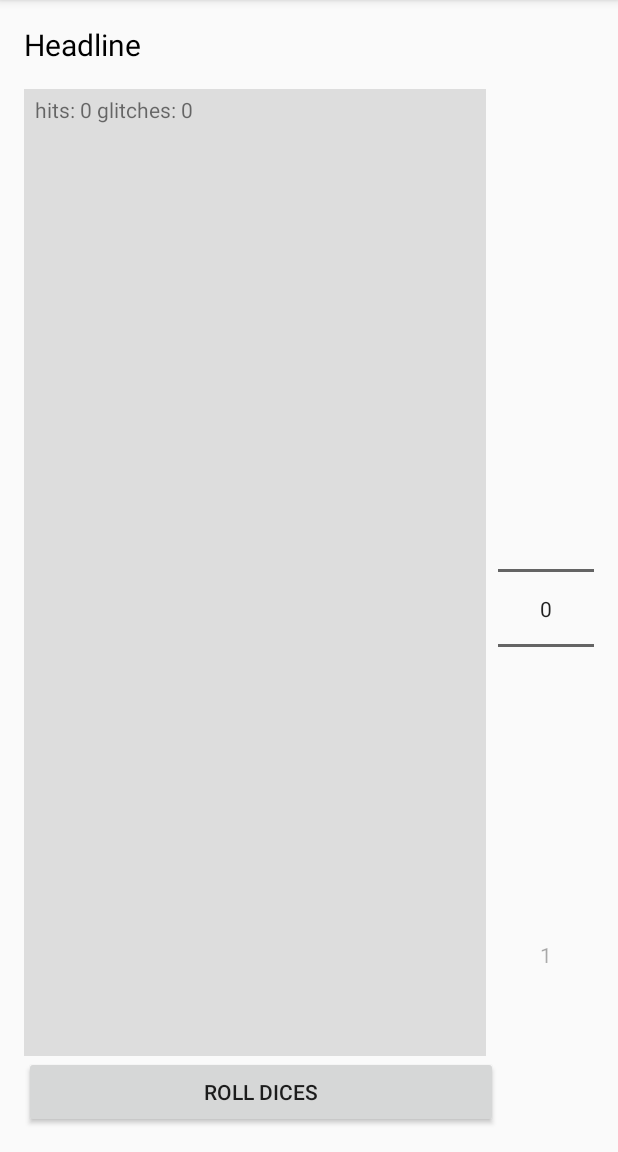
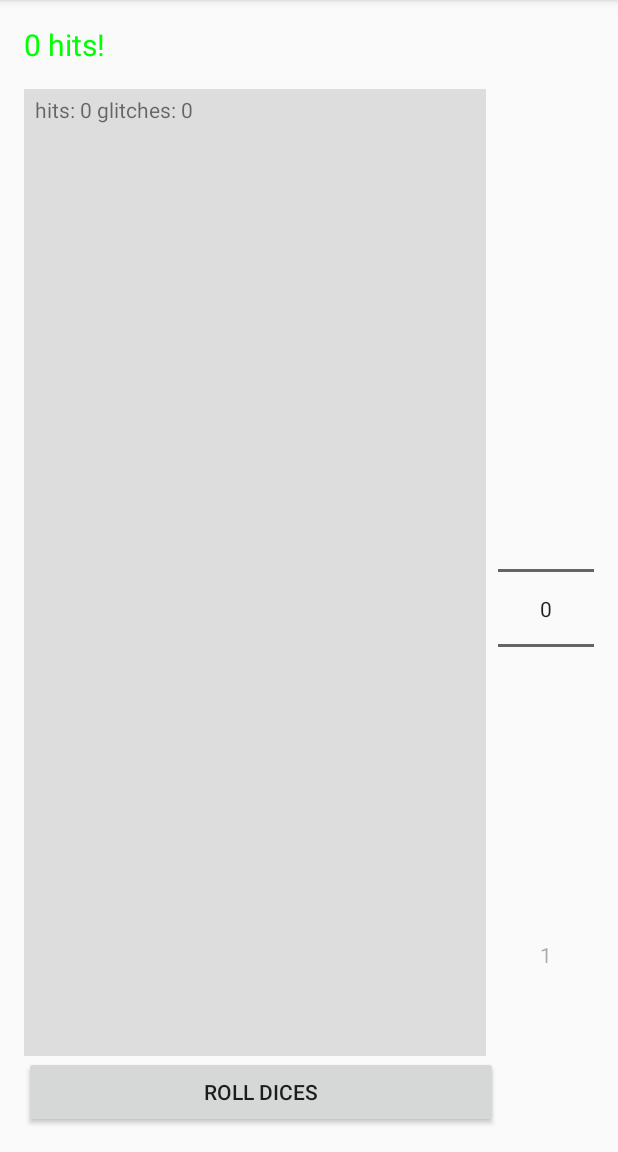
Before and after one commit to Harry-R/shadowdice, an Android app: the screen it shows after launch (MainActivity), after a tap on "ROLL DICES", on a phone screen of 412 x 824 dp, the part 84-1236 px from its top. Run offline under Robolectric (Android 15) with nearby library versions, the phone set to English and light mode, and no system bars.

Commit message:
write result to headline

```diff
--- a/app/src/main/java/de/harryr/shadowdice/MainActivity.java
+++ b/app/src/main/java/de/harryr/shadowdice/MainActivity.java
@@ -1,5 +1,6 @@
 package de.harryr.shadowdice;
 
+import android.graphics.Color;
 import android.support.v7.app.AppCompatActivity;
 import android.os.Bundle;
 import android.view.View;
@@ -13,6 +14,7 @@ public class MainActivity extends AppCompatActivity {
     // declare UI elements
     NumberPicker numpicker;
     TextView txtv_content;
+    TextView txtv_headline;
 
     /**
      * Called on App creation, init the UI
@@ -26,6 +28,7 @@ public class MainActivity extends AppCompatActivity {
         // init UI elements
         numpicker = (NumberPicker) findViewById(R.id.numpicker);
         txtv_content = (TextView) findViewById(R.id.txtv_content);
+        txtv_headline = (TextView) findViewById(R.id.txtv_headline);
 
         // set up numpicker
         numpicker.setMaxValue(30);
@@ -57,6 +60,16 @@ public class MainActivity extends AppCompatActivity {
                 glitches++;
             }
         }
+        if (glitches > hits && hits == 0) {
+            txtv_headline.setText("Critical glitch!");
+            txtv_headline.setTextColor(Color.RED);
+        } else if (glitches > hits) {
+            txtv_headline.setText(" glitch!");
+            txtv_headline.setTextColor(Color.RED);
+        } else {
+            txtv_headline.setText(String.format("%d hits!", hits));
+            txtv_headline.setTextColor(Color.GREEN);
+        }
         txtv_content.setText(String.format("%s hits: %d glitches: %d\n", txtv_content.getText().toString(), hits, glitches));
     }
 
@@ -68,5 +81,4 @@ public class MainActivity extends AppCompatActivity {
     public void btn_rollDices_onclick(View v) {
         rollDices(numpicker.getValue());
     }
-
 }
```
